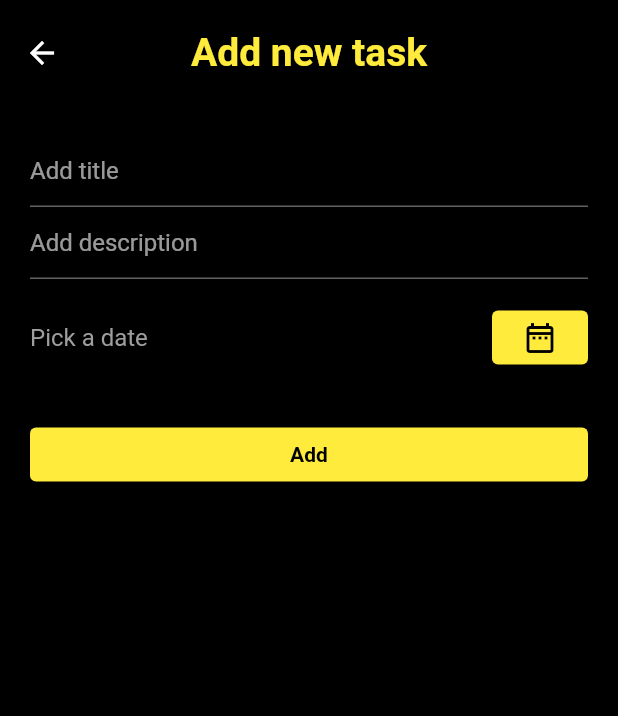
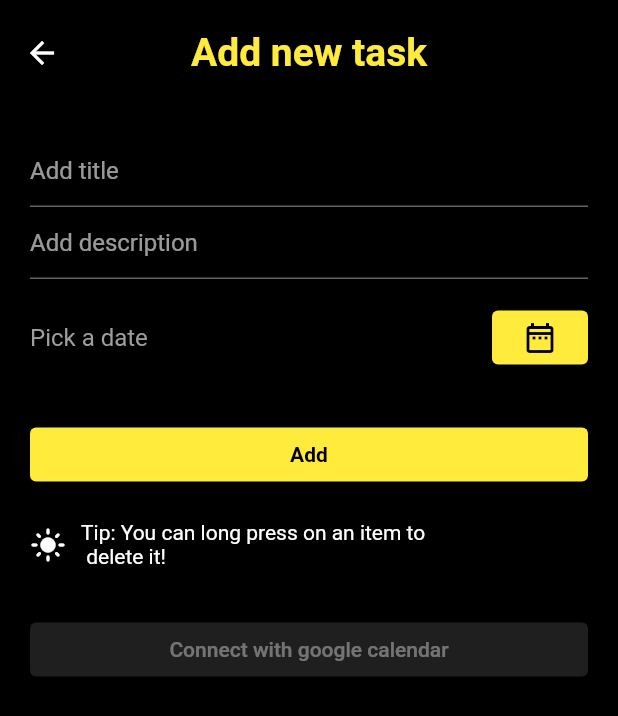
Before and after one commit to Basith-P/ToDo-ATFG, a Flutter app: the AddTodo screen opened directly, on a phone screen of 412 x 824 dp. Shown: the top 716 px of the screen. Run offline on Flutter 3.47's test engine with Material 2 defaults, Android fonts, the phone set to English and light mode, and no system bars; our stand-ins replace hive, hive_flutter; accounts and stored records are empty; generated files the repository leaves out were written again.

Commit message:
add connect button

```diff
--- a/lib/views/add_todo.dart
+++ b/lib/views/add_todo.dart
@@ -46,7 +46,8 @@ class _AddTodoState extends State<AddTodo> {
           ),
         ),
       ),
-      body: Form(
+      body: Container(
+        child: Form(
           key: widget.formkey,
           child: ListView(
             padding: const EdgeInsets.all(20),
@@ -105,11 +106,29 @@ class _AddTodoState extends State<AddTodo> {
                 onPressed: submitData,
                 child: Text(
                   'Add',
-                style:
-                    TextStyle(color: Colors.black, fontWeight: FontWeight.bold),
+                  style: TextStyle(
+                      color: Colors.black, fontWeight: FontWeight.bold),
                 ),
+              ),
+              const SizedBox(height: 20),
+              Row(
+                children: [
+                  Icon(Icons.light_mode_rounded),
+                  const SizedBox(
+                    width: 10,
+                  ),
+                  Text('Tip: You can long press on an item to \n delete it!'),
+                ],
+              ),
+              const SizedBox(
+                height: 30,
+              ),
+              ElevatedButton(
+                onPressed: null,
+                child: Text('Connect with google calendar'),
               )
             ],
+          ),
         ),
       ),
     );
--- a/lib/views/todo_view.dart
+++ b/lib/views/todo_view.dart
@@ -1,7 +1,6 @@
 import 'package:flutter/material.dart';
 import 'package:hive/hive.dart';
 import 'package:hive_flutter/hive_flutter.dart';
-import 'package:intl/intl.dart';
 
 import 'package:todo/adapters/todo_adapter.dart';
 import 'package:todo/views/add_todo.dart';
@@ -55,13 +54,13 @@ class TodoView extends StatelessWidget {
                   style: TextStyle(fontSize: 20),
                 ),
                 subtitle: Text(
-                    DateFormat('dd MMM yyyy').format(todo.date) +
-                        "\n" +
-                        todo.description,
+                  // DateFormat('dd MMM yyyy').format(todo.date) +
+                  todo.date.toString() + "\n" + todo.description,
                   style: TextStyle(fontSize: 16),
                 ),
               );
-              });
+            },
+          );
         },
       ),
     );
```
Lines whose indentation alone changed are shown as unchanged.
